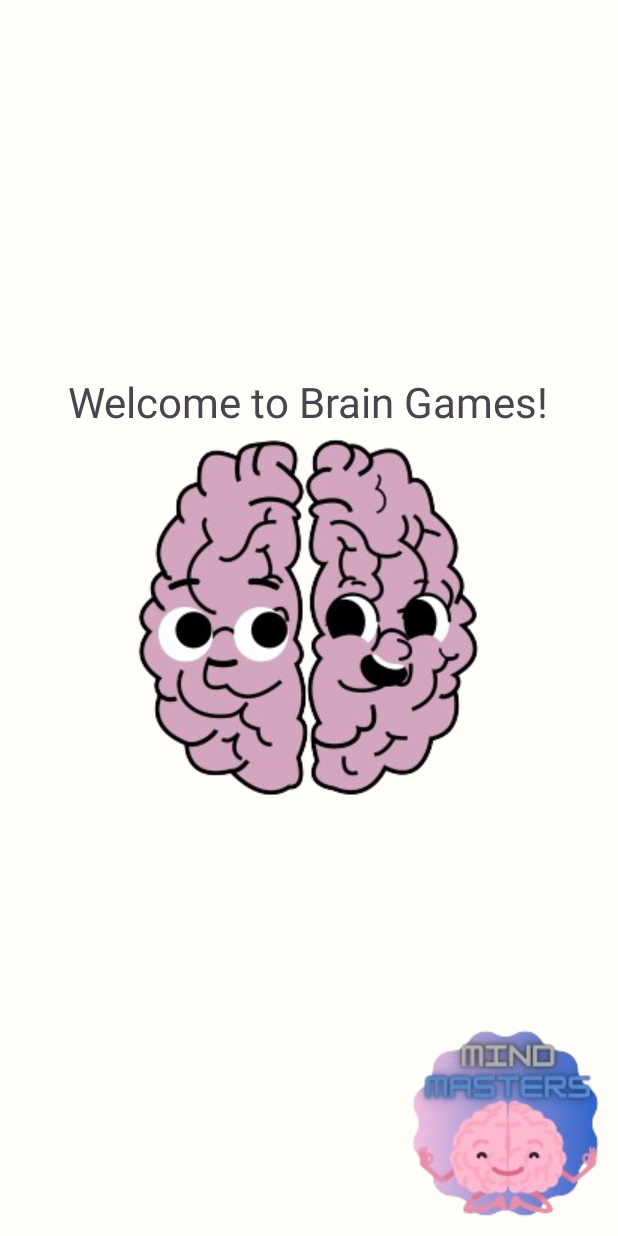
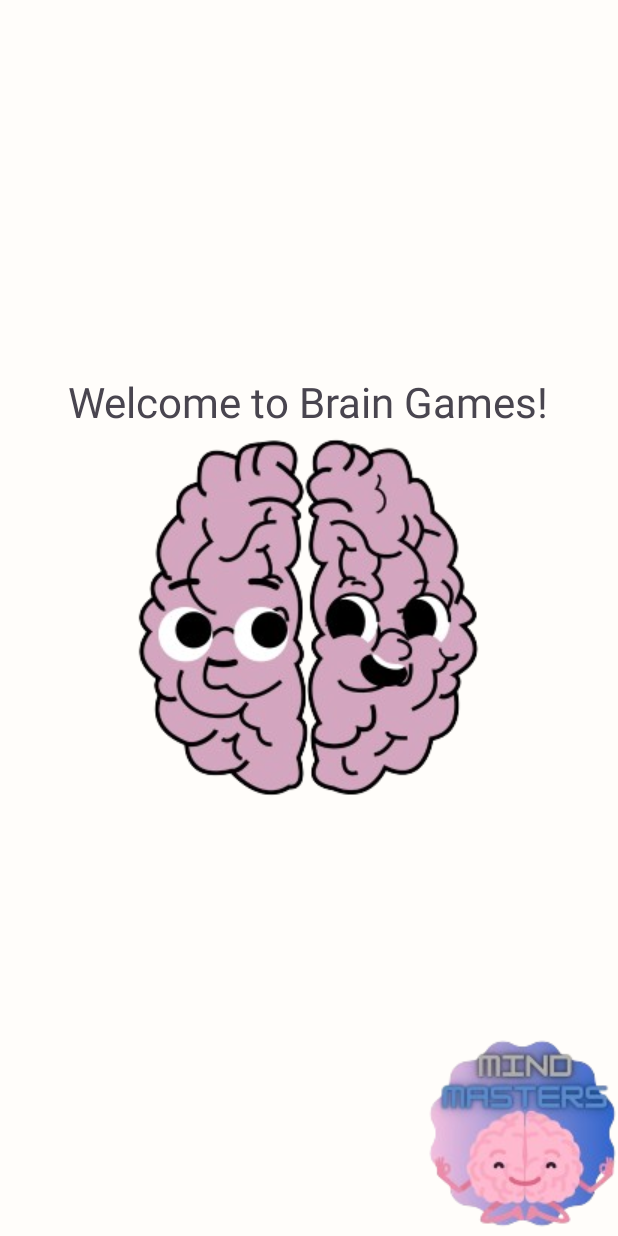
Before and after one commit to JennyV2626/BrainGames, an Android app: the screen it shows after launch (MainActivity), on a phone screen of 412 x 824 dp. Run offline under Robolectric (Android 15) with nearby library versions, the phone set to English and light mode, and no system bars; Roboto replaces fonts that are not available here.

```diff
--- a/app/src/main/res/layout/activity_main.xml
+++ b/app/src/main/res/layout/activity_main.xml
@@ -9,11 +9,11 @@
 
     <ImageButton
         android:id="@+id/mindmasters"
-        android:layout_width="wrap_content"
-        android:layout_height="wrap_content"
-        android:background="@android:color/transparent"
+        android:layout_width="127dp"
+        android:layout_height="137dp"
         android:layout_alignParentRight="true"
         android:layout_alignParentBottom="true"
+        android:background="@android:color/transparent"
         app:srcCompat="@drawable/mindmasters" />
 
     <ImageButton
```
